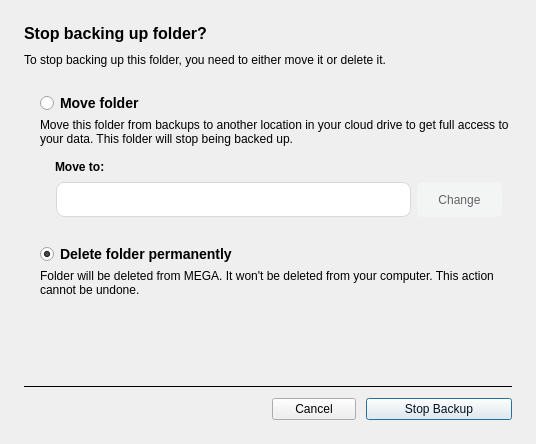
meganz/MEGAsync, file src/MEGASync/gui/ui/RemoveBackupDialog.ui: the form before one commit.
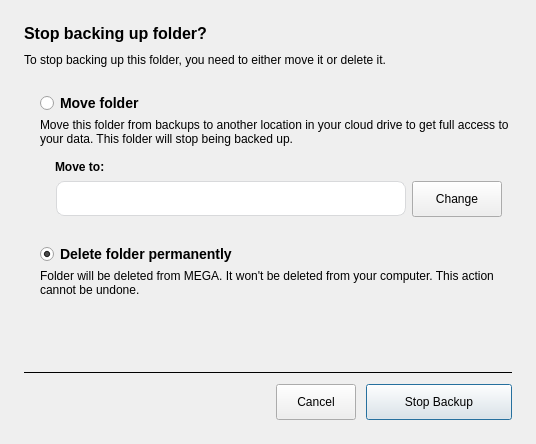
The form after the commit. Icons and pictures are not drawn.

```diff
--- a/src/MEGASync/gui/ui/RemoveBackupDialog.ui
+++ b/src/MEGASync/gui/ui/RemoveBackupDialog.ui
@@ -31,12 +31,6 @@
 font-size:16px;
 }
 
-#bConfirm
-{
-color: #04101E; /*colorToken.text-inverse-accent*/
-background-color:  #F4F4F5; /*colorToken.button-primary*/
-}
-
 #rMoveFolder, #rDeleteFolder
 {
 font-weight: 600;
@@ -54,18 +48,18 @@
 border-radius: 8px;
 border-style: solid;
 border-width: 1px;
-background: #FFFFFF; /* colorToken.page-background*/
+background: #ffFFFFFF; /* colorToken.page-background*/
 padding-left: 10px;
 }
 
 #lTarget::enabled
 {
-border-color: #D8D9DB; /*colorToken.border-strong*/
+border-color: #ffD8D9DB; /*colorToken.border-strong*/
 }
 
 #lTarget::disabled
 {
-border-color: #D8D9DB; /*colorToken.border-disabled*/
+border-color: #ffD8D9DB; /*colorToken.border-disabled*/
 }
 
 #lMoveTo
@@ -77,17 +71,6 @@
 #moveToContainer *::disabled
 {
 color: rgba(0, 0, 0, 0.2)
-}
-
-#bChange
-{
-background-color:  #F3F4F4; /*colorToken.button-secondary*/
-color: #616366; /*colorToken.text-secondary*/
-border-color:  #F3F4F4; /*colorToken.button-secondary*/
-border-width: 0px;
-border-style: solid;
-border-radius: 5px;
-padding: 3px 10px 3px 10px;
 }</string>
   </property>
   <layout class="QVBoxLayout" name="verticalLayout">
@@ -225,14 +208,14 @@
            <widget class="QPushButton" name="bChange">
             <property name="minimumSize">
              <size>
-              <width>85</width>
-              <height>35</height>
+              <width>90</width>
+              <height>36</height>
              </size>
             </property>
             <property name="maximumSize">
              <size>
-              <width>16777215</width>
-              <height>35</height>
+              <width>90</width>
+              <height>36</height>
              </size>
             </property>
             <property name="text">
@@ -331,8 +314,14 @@
       <widget class="QPushButton" name="bCancel">
        <property name="minimumSize">
         <size>
-         <width>84</width>
-         <height>0</height>
+         <width>80</width>
+         <height>36</height>
+        </size>
+       </property>
+       <property name="maximumSize">
+        <size>
+         <width>16777215</width>
+         <height>36</height>
         </size>
        </property>
        <property name="cursor">
@@ -354,7 +343,13 @@
        <property name="minimumSize">
         <size>
          <width>146</width>
-         <height>0</height>
+         <height>36</height>
+        </size>
+       </property>
+       <property name="maximumSize">
+        <size>
+         <width>16777215</width>
+         <height>36</height>
         </size>
        </property>
        <property name="cursor">
```
Left out of the diff: 27 changed lines with no effect on the pictures.
